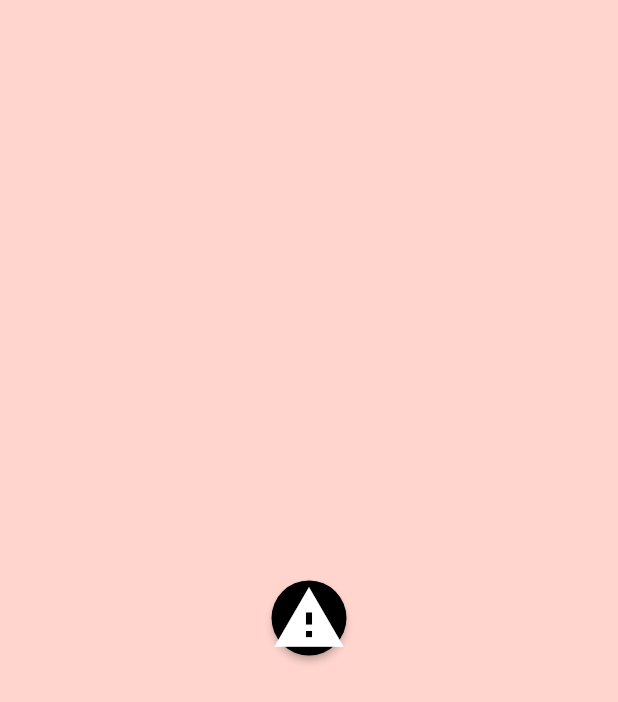
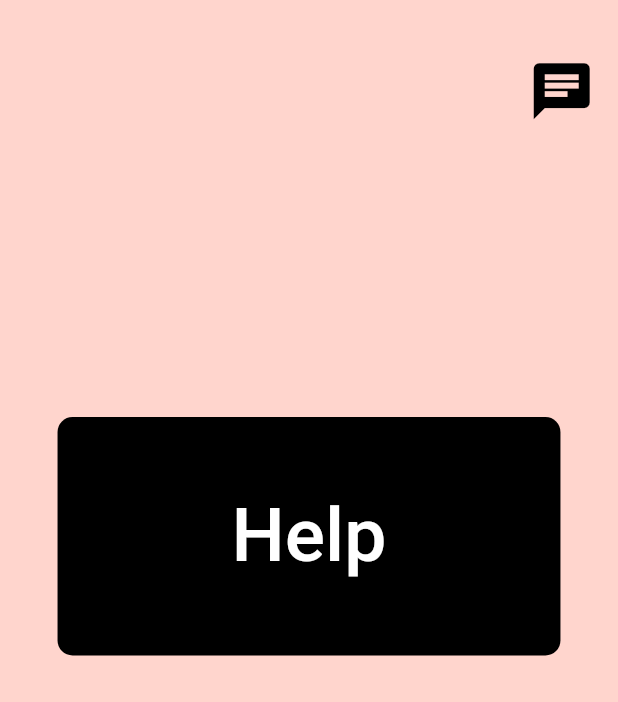
Before and after one commit to RRKarthik/we_are_here, a Flutter app: the ButtonScreen screen opened directly, on a phone screen of 412 x 824 dp. Shown: the top 702 px of the screen. Run offline on Flutter 3.47's test engine with Material 2 defaults, Android fonts, the phone set to English and light mode, and no system bars.

Commit message:
button screen

```diff
--- a/lib/ButtonScreen.dart
+++ b/lib/ButtonScreen.dart
@@ -3,23 +3,48 @@ import 'package:flutter/material.dart';
 class ButtonScreen extends StatelessWidget {
   @override
   Widget build(BuildContext context) {
-    return Scaffold(
-      backgroundColor: Color(0xffffd5cd),
-      body: Column(
-        mainAxisAlignment: MainAxisAlignment.center,
-        children: [
-          Center(
-            child: RawMaterialButton(
-              onPressed: (){},
-              elevation: 2.0,
-              fillColor: Colors.black,
-              child: Icon(Icons.warning,size: 50.0,color: Colors.white,),
-              shape: CircleBorder(),
-            ),
+    return SafeArea(
+      child: Scaffold(
+        backgroundColor: Color(0xffffd5cd),
+        body: Padding(
+          padding: const EdgeInsets.symmetric(horizontal: 20.0),
+          child: Column(
+            mainAxisAlignment: MainAxisAlignment.start,
+            crossAxisAlignment: CrossAxisAlignment.stretch,
+            children: [
+              SizedBox(
+                height: 30.0,
+              ),
+              Row (
+                children: [
+                  Expanded(child: SizedBox(width: double.infinity,)),
+                  IconButton(
+                    icon: Icon(Icons.chat,size: 45.0,color: Colors.black,),
+                  ),
+                ],
+              ),
+              SizedBox(
+                height: 200.0,
+              ),
+              Center(
+                  child: RaisedButton(
+                disabledColor: Colors.black,
+                child: Padding(
+                  padding: EdgeInsets.symmetric(horizontal: 100.0, vertical: 50.0),
+                  child: Text(
+                    "Help",
+                    style: TextStyle(fontSize: 50.0,color: Colors.white),
+                  ),
+                ),
+                elevation: 30.0,
+                shape: RoundedRectangleBorder(
+                  borderRadius: BorderRadius.circular(10.0),
+                ),
+              )),
+            ],
           ),
-        ],
+        ),
       ),
-
     );
   }
 }
```
